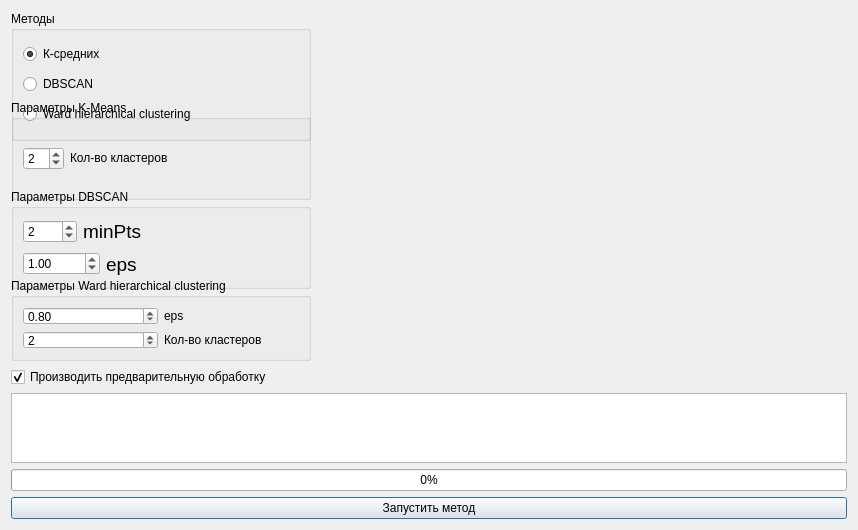
This is sources/DialogClastering.ui in AndreyTulyakov/TextStageProcessor as Qt 5 draws it before an edit. The edited form follows.
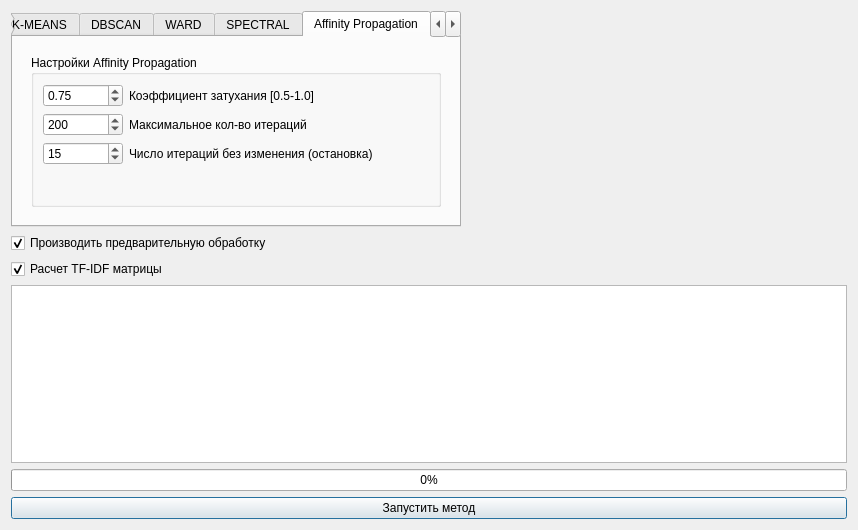
This is the edited form. The open tabs and pages were chosen to show the change.

Commit message: Добавлены 4 метода кластеризации: AffinityPropagation, Birch, MeanShift, SpectralClustering

```diff
--- a/sources/DialogClastering.ui
+++ b/sources/DialogClastering.ui
@@ -25,81 +25,64 @@
      <item>
       <layout class="QVBoxLayout" name="verticalLayout_3">
        <item>
-        <widget class="QGroupBox" name="methods">
+        <widget class="QTabWidget" name="tabWidget">
          <property name="sizePolicy">
-          <sizepolicy hsizetype="Maximum" vsizetype="Preferred">
+          <sizepolicy hsizetype="Preferred" vsizetype="Expanding">
            <horstretch>0</horstretch>
            <verstretch>0</verstretch>
           </sizepolicy>
          </property>
          <property name="minimumSize">
           <size>
-           <width>300</width>
-           <height>130</height>
+           <width>450</width>
+           <height>0</height>
           </size>
          </property>
-         <property name="title">
-          <string>Методы</string>
+         <property name="tabPosition">
+          <enum>QTabWidget::North</enum>
          </property>
-         <property name="flat">
+         <property name="tabShape">
+          <enum>QTabWidget::Rounded</enum>
+         </property>
+         <property name="currentIndex">
+          <number>0</number>
+         </property>
+         <property name="elideMode">
+          <enum>Qt::ElideNone</enum>
+         </property>
+         <property name="documentMode">
           <bool>false</bool>
          </property>
+         <property name="movable">
+          <bool>false</bool>
+         </property>
+         <property name="tabBarAutoHide">
+          <bool>false</bool>
+         </property>
+         <widget class="QWidget" name="tab_kmeans">
+          <attribute name="title">
+           <string>K-MEANS</string>
+          </attribute>
          <layout class="QVBoxLayout" name="verticalLayout_2">
           <item>
-           <widget class="QRadioButton" name="radioButton_KMiddle">
-            <property name="sizePolicy">
-             <sizepolicy hsizetype="Maximum" vsizetype="Fixed">
-              <horstretch>0</horstretch>
-              <verstretch>0</verstretch>
-             </sizepolicy>
-            </property>
-            <property name="text">
-             <string>К-средних</string>
-            </property>
-            <property name="checked">
-             <bool>true</bool>
-            </property>
-            <property name="autoRepeat">
-             <bool>false</bool>
-            </property>
-            <property name="autoRepeatDelay">
-             <number>300</number>
-            </property>
-           </widget>
-          </item>
-          <item>
-           <widget class="QRadioButton" name="radioButton_DBSCAN">
-            <property name="sizePolicy">
-             <sizepolicy hsizetype="Maximum" vsizetype="Fixed">
-              <horstretch>0</horstretch>
-              <verstretch>0</verstretch>
-             </sizepolicy>
-            </property>
-            <property name="text">
-             <string>DBSCAN</string>
-            </property>
-            <property name="checked">
-             <bool>false</bool>
-            </property>
-           </widget>
-          </item>
-          <item>
-           <widget class="QRadioButton" name="radioButton_Ward">
-            <property name="text">
-             <string>Ward hierarchical clustering</string>
-            </property>
-           </widget>
-          </item>
-         </layout>
-        </widget>
-       </item>
+            <widget class="QFrame" name="frame">
+             <property name="frameShape">
+              <enum>QFrame::Panel</enum>
+             </property>
+             <property name="frameShadow">
+              <enum>QFrame::Raised</enum>
+             </property>
+             <property name="lineWidth">
+              <number>0</number>
+             </property>
+             <layout class="QVBoxLayout" name="verticalLayout_10">
        <item>
         <widget class="QGroupBox" name="parameters_KMEANS">
          <property name="enabled">
           <bool>true</bool>
          </property>
          <property name="sizePolicy">
-          <sizepolicy hsizetype="Maximum" vsizetype="Preferred">
+                 <sizepolicy hsizetype="Preferred" vsizetype="Preferred">
            <horstretch>0</horstretch>
            <verstretch>0</verstretch>
           </sizepolicy>
@@ -113,8 +96,20 @@
          <property name="title">
           <string>Параметры K-Means</string>
          </property>
-         <layout class="QGridLayout" name="gridLayout">
-          <item row="0" column="0">
+                <layout class="QVBoxLayout" name="verticalLayout_8">
+                 <property name="spacing">
+                  <number>6</number>
+                 </property>
+                 <property name="sizeConstraint">
+                  <enum>QLayout::SetDefaultConstraint</enum>
+                 </property>
+                 <property name="leftMargin">
+                  <number>9</number>
+                 </property>
+                 <property name="topMargin">
+                  <number>8</number>
+                 </property>
+                 <item>
            <layout class="QHBoxLayout" name="horizontalLayout">
             <item>
              <widget class="QSpinBox" name="spinBox">
@@ -126,7 +121,7 @@
               </property>
               <property name="minimumSize">
                <size>
-                <width>40</width>
+                       <width>50</width>
                 <height>0</height>
                </size>
               </property>
@@ -153,7 +148,7 @@
                </sizepolicy>
               </property>
               <property name="text">
-               <string>Кол-во кластеров</string>
+                      <string>Количество кластеров</string>
               </property>
              </widget>
             </item>
@@ -175,13 +170,35 @@
          </layout>
         </widget>
        </item>
+             </layout>
+            </widget>
+           </item>
+          </layout>
+         </widget>
+         <widget class="QWidget" name="tab_dbscan">
+          <attribute name="title">
+           <string>DBSCAN</string>
+          </attribute>
+          <layout class="QVBoxLayout" name="verticalLayout_5">
+           <item>
+            <widget class="QFrame" name="frame_2">
+             <property name="frameShape">
+              <enum>QFrame::Panel</enum>
+             </property>
+             <property name="frameShadow">
+              <enum>QFrame::Raised</enum>
+             </property>
+             <property name="lineWidth">
+              <number>0</number>
+             </property>
+             <layout class="QVBoxLayout" name="verticalLayout_11">
        <item>
         <widget class="QGroupBox" name="parameters_DBSCAN">
          <property name="enabled">
           <bool>true</bool>
          </property>
          <property name="sizePolicy">
-          <sizepolicy hsizetype="Maximum" vsizetype="Preferred">
+                 <sizepolicy hsizetype="Preferred" vsizetype="Preferred">
            <horstretch>0</horstretch>
            <verstretch>0</verstretch>
           </sizepolicy>
@@ -210,19 +227,14 @@
                <double>0.001000000000000</double>
               </property>
               <property name="value">
-               <double>1.000000000000000</double>
+                      <double>0.500000000000000</double>
               </property>
              </widget>
             </item>
             <item>
              <widget class="QLabel" name="label_7">
-              <property name="font">
-               <font>
-                <pointsize>14</pointsize>
-               </font>
-              </property>
               <property name="text">
-               <string>eps</string>
+                      <string>EPS</string>
               </property>
              </widget>
             </item>
@@ -252,19 +264,14 @@
                <number>1000</number>
               </property>
               <property name="value">
-               <number>2</number>
+                      <number>1</number>
               </property>
              </widget>
             </item>
             <item>
              <widget class="QLabel" name="label_6">
-              <property name="font">
-               <font>
-                <pointsize>14</pointsize>
-               </font>
-              </property>
               <property name="text">
-               <string>minPts</string>
+                      <string>Minimal points</string>
               </property>
              </widget>
             </item>
@@ -283,46 +290,60 @@
             </item>
            </layout>
           </item>
+                 <item row="3" column="0">
+                  <spacer name="verticalSpacer_3">
+                   <property name="orientation">
+                    <enum>Qt::Vertical</enum>
+                   </property>
+                   <property name="sizeHint" stdset="0">
+                    <size>
+                     <width>20</width>
+                     <height>40</height>
+                    </size>
+                   </property>
+                  </spacer>
+                 </item>
          </layout>
         </widget>
        </item>
+             </layout>
+            </widget>
+           </item>
+          </layout>
+         </widget>
+         <widget class="QWidget" name="tab_ward">
+          <attribute name="title">
+           <string>WARD</string>
+          </attribute>
+          <layout class="QVBoxLayout" name="verticalLayout_6">
+           <item>
+            <widget class="QFrame" name="frame_3">
+             <property name="frameShape">
+              <enum>QFrame::Panel</enum>
+             </property>
+             <property name="frameShadow">
+              <enum>QFrame::Raised</enum>
+             </property>
+             <property name="lineWidth">
+              <number>0</number>
+             </property>
+             <layout class="QVBoxLayout" name="verticalLayout_12">
        <item>
         <widget class="QGroupBox" name="parameters_Ward">
          <property name="title">
           <string>Параметры Ward hierarchical clustering</string>
          </property>
          <layout class="QVBoxLayout" name="verticalLayout_4">
-          <item>
-           <layout class="QHBoxLayout" name="horizontalLayout_7">
-            <item>
-             <widget class="QDoubleSpinBox" name="spinbox_ward_eps">
-              <property name="minimum">
-               <double>0.000000000000000</double>
-              </property>
-              <property name="maximum">
-               <double>999.990000000000009</double>
-              </property>
-              <property name="singleStep">
-               <double>0.001000000000000</double>
-              </property>
-              <property name="value">
-               <double>0.800000000000000</double>
-              </property>
-             </widget>
-            </item>
-            <item>
-             <widget class="QLabel" name="label">
-              <property name="text">
-               <string>eps</string>
-              </property>
-             </widget>
-            </item>
-           </layout>
-          </item>
           <item>
            <layout class="QHBoxLayout" name="horizontalLayout_8">
             <item>
-             <widget class="QSpinBox" name="spinbox_ward_clusters_count">
+                    <widget class="QSpinBox" name="ward_clusters_count">
+                     <property name="minimumSize">
+                      <size>
+                       <width>50</width>
+                       <height>0</height>
+                      </size>
+                     </property>
               <property name="minimum">
                <number>1</number>
               </property>
@@ -334,14 +355,111 @@
             <item>
              <widget class="QLabel" name="label_5">
               <property name="text">
-               <string>Кол-во кластеров</string>
+                      <string>Количество кластеров</string>
               </property>
              </widget>
             </item>
-           </layout>
-          </item>
-         </layout>
-        </widget>
+                   <item>
+                    <spacer name="horizontalSpacer_3">
+                     <property name="orientation">
+                      <enum>Qt::Horizontal</enum>
+                     </property>
+                     <property name="sizeHint" stdset="0">
+                      <size>
+                       <width>40</width>
+                       <height>20</height>
+                      </size>
+                     </property>
+                    </spacer>
+                   </item>
+                  </layout>
+                 </item>
+                 <item>
+                  <spacer name="verticalSpacer_2">
+                   <property name="orientation">
+                    <enum>Qt::Vertical</enum>
+                   </property>
+                   <property name="sizeHint" stdset="0">
+                    <size>
+                     <width>20</width>
+                     <height>40</height>
+                    </size>
+                   </property>
+                  </spacer>
+                 </item>
+                </layout>
+               </widget>
+              </item>
+             </layout>
+            </widget>
+           </item>
+          </layout>
+         </widget>
+         <widget class="QWidget" name="tab_spectral">
+          <attribute name="title">
+           <string>SPECTRAL</string>
+          </attribute>
+          <layout class="QVBoxLayout" name="verticalLayout_7">
+           <item>
+            <widget class="QFrame" name="frame_5">
+             <property name="frameShape">
+              <enum>QFrame::Panel</enum>
+             </property>
+             <property name="frameShadow">
+              <enum>QFrame::Plain</enum>
+             </property>
+             <property name="lineWidth">
+              <number>0</number>
+             </property>
+             <layout class="QVBoxLayout" name="verticalLayout_13">
+              <item>
+               <widget class="QGroupBox" name="groupBox">
+                <property name="title">
+                 <string>Параметры спектральной кластеризации</string>
+                </property>
+                <layout class="QVBoxLayout" name="verticalLayout_9">
+                 <item>
+                  <layout class="QHBoxLayout" name="horizontalLayout_2">
+                   <item>
+                    <widget class="QSpinBox" name="spectral_clusters_count">
+                     <property name="minimumSize">
+                      <size>
+                       <width>50</width>
+                       <height>0</height>
+                      </size>
+                     </property>
+                     <property name="minimum">
+                      <number>1</number>
+                     </property>
+                     <property name="maximum">
+                      <number>1000</number>
+                     </property>
+                     <property name="value">
+                      <number>2</number>
+                     </property>
+                    </widget>
+                   </item>
+                   <item>
+                    <widget class="QLabel" name="label">
+                     <property name="text">
+                      <string>Количество кластеров</string>
+                     </property>
+                    </widget>
+                   </item>
+                   <item>
+                    <spacer name="horizontalSpacer_2">
+                     <property name="orientation">
+                      <enum>Qt::Horizontal</enum>
+                     </property>
+                     <property name="sizeHint" stdset="0">
+                      <size>
+                       <width>40</width>
+                       <height>20</height>
+                      </size>
+                     </property>
+                    </spacer>
+                   </item>
+                  </layout>
        </item>
        <item>
         <spacer name="verticalSpacer">
@@ -356,6 +474,455 @@
          </property>
         </spacer>
        </item>
+                </layout>
+               </widget>
+              </item>
+             </layout>
+            </widget>
+           </item>
+          </layout>
+         </widget>
+         <widget class="QWidget" name="tab_ap">
+          <attribute name="title">
+           <string>Affinity Propagation</string>
+          </attribute>
+          <layout class="QVBoxLayout" name="verticalLayout_14">
+           <item>
+            <widget class="QFrame" name="frame_4">
+             <property name="frameShape">
+              <enum>QFrame::Panel</enum>
+             </property>
+             <property name="frameShadow">
+              <enum>QFrame::Raised</enum>
+             </property>
+             <property name="lineWidth">
+              <number>0</number>
+             </property>
+             <layout class="QVBoxLayout" name="verticalLayout_15">
+              <item>
+               <widget class="QGroupBox" name="groupBox_2">
+                <property name="title">
+                 <string>Настройки Affinity Propagation</string>
+                </property>
+                <layout class="QVBoxLayout" name="verticalLayout_16">
+                 <item>
+                  <layout class="QHBoxLayout" name="horizontalLayout_3">
+                   <item>
+                    <widget class="QDoubleSpinBox" name="aa_damping">
+                     <property name="minimumSize">
+                      <size>
+                       <width>80</width>
+                       <height>0</height>
+                      </size>
+                     </property>
+                     <property name="minimum">
+                      <double>0.500000000000000</double>
+                     </property>
+                     <property name="maximum">
+                      <double>1.000000000000000</double>
+                     </property>
+                     <property name="singleStep">
+                      <double>0.001000000000000</double>
+                     </property>
+                     <property name="value">
+                      <double>0.750000000000000</double>
+                     </property>
+                    </widget>
+                   </item>
+                   <item>
+                    <widget class="QLabel" name="label_3">
+                     <property name="text">
+                      <string>Коэффициент затухания [0.5-1.0]</string>
+                     </property>
+                    </widget>
+                   </item>
+                   <item>
+                    <spacer name="horizontalSpacer_4">
+                     <property name="orientation">
+                      <enum>Qt::Horizontal</enum>
+                     </property>
+                     <property name="sizeHint" stdset="0">
+                      <size>
+                       <width>40</width>
+                       <height>20</height>
+                      </size>
+                     </property>
+                    </spacer>
+                   </item>
+                  </layout>
+                 </item>
+                 <item>
+                  <layout class="QHBoxLayout" name="horizontalLayout_7">
+                   <item>
+                    <widget class="QSpinBox" name="aa_max_iter">
+                     <property name="minimumSize">
+                      <size>
+                       <width>80</width>
+                       <height>0</height>
+                      </size>
+                     </property>
+                     <property name="minimum">
+                      <number>2</number>
+                     </property>
+                     <property name="maximum">
+                      <number>100000</number>
+                     </property>
+                     <property name="value">
+                      <number>200</number>
+                     </property>
+                    </widget>
+                   </item>
+                   <item>
+                    <widget class="QLabel" name="label_4">
+                     <property name="text">
+                      <string>Максимальное кол-во итераций</string>
+                     </property>
+                    </widget>
+                   </item>
+                   <item>
+                    <spacer name="horizontalSpacer_7">
+                     <property name="orientation">
+                      <enum>Qt::Horizontal</enum>
+                     </property>
+                     <property name="sizeHint" stdset="0">
+                      <size>
+                       <width>40</width>
+                       <height>20</height>
+                      </size>
+                     </property>
+                    </spacer>
+                   </item>
+                  </layout>
+                 </item>
+                 <item>
+                  <layout class="QHBoxLayout" name="horizontalLayout_9">
+                   <item>
+                    <widget class="QSpinBox" name="aa_no_change_stop">
+                     <property name="minimumSize">
+                      <size>
+                       <width>80</width>
+                       <height>0</height>
+                      </size>
+                     </property>
+                     <property name="minimum">
+                      <number>1</number>
+                     </property>
+                     <property name="maximum">
+                      <number>1000</number>
+                     </property>
+                     <property name="value">
+                      <number>15</number>
+                     </property>
+                    </widget>
+                   </item>
+                   <item>
+                    <widget class="QLabel" name="label_8">
+                     <property name="text">
+                      <string>Число итераций без изменения (остановка)</string>
+                     </property>
+                    </widget>
+                   </item>
+                   <item>
+                    <spacer name="horizontalSpacer_8">
+                     <property name="orientation">
+                      <enum>Qt::Horizontal</enum>
+                     </property>
+                     <property name="sizeHint" stdset="0">
+                      <size>
+                       <width>40</width>
+                       <height>20</height>
+                      </size>
+                     </property>
+                    </spacer>
+                   </item>
+                  </layout>
+                 </item>
+                 <item>
+                  <spacer name="verticalSpacer_5">
+                   <property name="orientation">
+                    <enum>Qt::Vertical</enum>
+                   </property>
+                   <property name="sizeHint" stdset="0">
+                    <size>
+                     <width>20</width>
+                     <height>40</height>
+                    </size>
+                   </property>
+                  </spacer>
+                 </item>
+                </layout>
+               </widget>
+              </item>
+             </layout>
+            </widget>
+           </item>
+          </layout>
+         </widget>
+         <widget class="QWidget" name="tab_mean_shift">
+          <attribute name="title">
+           <string>Mean-Shift</string>
+          </attribute>
+          <layout class="QVBoxLayout" name="verticalLayout_17">
+           <item>
+            <widget class="QFrame" name="frame_6">
+             <property name="frameShape">
+              <enum>QFrame::StyledPanel</enum>
+             </property>
+             <property name="frameShadow">
+              <enum>QFrame::Raised</enum>
+             </property>
+             <layout class="QVBoxLayout" name="verticalLayout_18">
+              <item>
+               <widget class="QGroupBox" name="groupBox_3">
+                <property name="title">
+                 <string>Настройки алгоритма Mean-Shift</string>
+                </property>
+                <layout class="QVBoxLayout" name="verticalLayout_19">
+                 <item>
+                  <layout class="QHBoxLayout" name="horizontalLayout_10">
+                   <item>
+                    <widget class="QDoubleSpinBox" name="mean_shift_quantile">
+                     <property name="minimumSize">
+                      <size>
+                       <width>80</width>
+                       <height>0</height>
+                      </size>
+                     </property>
+                     <property name="decimals">
+                      <number>3</number>
+                     </property>
+                     <property name="minimum">
+                      <double>0.010000000000000</double>
+                     </property>
+                     <property name="maximum">
+                      <double>1.000000000000000</double>
+                     </property>
+                     <property name="singleStep">
+                      <double>0.001000000000000</double>
+                     </property>
+                     <property name="value">
+                      <double>0.400000000000000</double>
+                     </property>
+                    </widget>
+                   </item>
+                   <item>
+                    <widget class="QLabel" name="label_9">
+                     <property name="text">
+                      <string>Квантиль</string>
+                     </property>
+                    </widget>
+                   </item>
+                   <item>
+                    <spacer name="horizontalSpacer_9">
+                     <property name="orientation">
+                      <enum>Qt::Horizontal</enum>
+                     </property>
+                     <property name="sizeHint" stdset="0">
+                      <size>
+                       <width>40</width>
+                       <height>20</height>
+                      </size>
+                     </property>
+                    </spacer>
+                   </item>
+                  </layout>
+                 </item>
+                 <item>
+                  <spacer name="verticalSpacer_6">
+                   <property name="orientation">
+                    <enum>Qt::Vertical</enum>
+                   </property>
+                   <property name="sizeHint" stdset="0">
+                    <size>
+                     <width>20</width>
+                     <height>40</height>
+                    </size>
+                   </property>
+                  </spacer>
+                 </item>
+                </layout>
+               </widget>
+              </item>
+             </layout>
+            </widget>
+           </item>
+          </layout>
+         </widget>
+         <widget class="QWidget" name="tab">
+          <attribute name="title">
+           <string>Birch</string>
+          </attribute>
+          <layout class="QVBoxLayout" name="verticalLayout_20">
+           <item>
+            <widget class="QFrame" name="frame_7">
+             <property name="frameShape">
+              <enum>QFrame::StyledPanel</enum>
+             </property>
+             <property name="frameShadow">
+              <enum>QFrame::Raised</enum>
+             </property>
+             <layout class="QVBoxLayout" name="verticalLayout_21">
+              <item>
+               <widget class="QGroupBox" name="groupBox_4">
+                <property name="title">
+                 <string>Настройки алгоритма Birch</string>
+                </property>
+                <layout class="QVBoxLayout" name="verticalLayout_22">
+                 <item>
+                  <layout class="QHBoxLayout" name="horizontalLayout_11">
+                   <item>
+                    <widget class="QDoubleSpinBox" name="birch_threshold">
+                     <property name="minimumSize">
+                      <size>
+                       <width>80</width>
+                       <height>0</height>
+                      </size>
+                     </property>
+                     <property name="decimals">
+                      <number>3</number>
+                     </property>
+                     <property name="minimum">
+                      <double>0.010000000000000</double>
+                     </property>
+                     <property name="maximum">
+                      <double>100.000000000000000</double>
+                     </property>
+                     <property name="singleStep">
+                      <double>0.001000000000000</double>
+                     </property>
+                     <property name="value">
+                      <double>0.200000000000000</double>
+                     </property>
+                    </widget>
+                   </item>
+                   <item>
+                    <widget class="QLabel" name="label_10">
+                     <property name="text">
+                      <string>Пороговое значение</string>
+                     </property>
+                    </widget>
+                   </item>
+                   <item>
+                    <spacer name="horizontalSpacer_10">
+                     <property name="orientation">
+                      <enum>Qt::Horizontal</enum>
+                     </property>
+                     <property name="sizeHint" stdset="0">
+                      <size>
+                       <width>40</width>
+                       <height>20</height>
+                      </size>
+                     </property>
+                    </spacer>
+                   </item>
+                  </layout>
+                 </item>
+                 <item>
+                  <layout class="QHBoxLayout" name="horizontalLayout_12">
+                   <item>
+                    <widget class="QSpinBox" name="birch_branching_factor">
+                     <property name="minimumSize">
+                      <size>
+                       <width>80</width>
+                       <height>0</height>
+                      </size>
+                     </property>
+                     <property name="minimum">
+                      <number>2</number>
+                     </property>
+                     <property name="maximum">
+                      <number>200</number>
+                     </property>
+                     <property name="value">
+                      <number>50</number>
+                     </property>
+                    </widget>
+                   </item>
+                   <item>
+                    <widget class="QLabel" name="label_11">
+                     <property name="text">
+                      <string>Коэффициент ветвления</string>
+                     </property>
+                    </widget>
+                   </item>
+                   <item>
+                    <spacer name="horizontalSpacer_11">
+                     <property name="orientation">
+                      <enum>Qt::Horizontal</enum>
+                     </property>
+                     <property name="sizeHint" stdset="0">
+                      <size>
+                       <width>40</width>
+                       <height>20</height>
+                      </size>
+                     </property>
+                    </spacer>
+                   </item>
+                  </layout>
+                 </item>
+                 <item>
+                  <layout class="QHBoxLayout" name="horizontalLayout_13">
+                   <item>
+                    <widget class="QSpinBox" name="birch_clusters_count">
+                     <property name="minimumSize">
+                      <size>
+                       <width>80</width>
+                       <height>0</height>
+                      </size>
+                     </property>
+                     <property name="minimum">
+                      <number>2</number>
+                     </property>
+                     <property name="maximum">
+                      <number>100</number>
+                     </property>
+                    </widget>
+                   </item>
+                   <item>
+                    <widget class="QLabel" name="label_12">
+                     <property name="text">
+                      <string>Количество кластеров</string>
+                     </property>
+                    </widget>
+                   </item>
+                   <item>
+                    <spacer name="horizontalSpacer_12">
+                     <property name="orientation">
+                      <enum>Qt::Horizontal</enum>
+                     </property>
+                     <property name="sizeHint" stdset="0">
+                      <size>
+                       <width>40</width>
+                       <height>20</height>
+                      </size>
+                     </property>
+                    </spacer>
+                   </item>
+                  </layout>
+                 </item>
+                 <item>
+                  <spacer name="verticalSpacer_7">
+                   <property name="orientation">
+                    <enum>Qt::Vertical</enum>
+                   </property>
+                   <property name="sizeHint" stdset="0">
+                    <size>
+                     <width>20</width>
+                     <height>40</height>
+                    </size>
+                   </property>
+                  </spacer>
+                 </item>
+                </layout>
+               </widget>
+              </item>
+             </layout>
+            </widget>
+           </item>
+          </layout>
+         </widget>
+        </widget>
+       </item>
        <item>
         <widget class="QCheckBox" name="checkBoxNeedPreprocessing">
          <property name="sizePolicy">
@@ -372,6 +939,16 @@
          </property>
         </widget>
        </item>
+       <item>
+        <widget class="QCheckBox" name="checkBoxNeedCalculateTFIDF">
+         <property name="text">
+          <string>Расчет TF-IDF матрицы</string>
+         </property>
+         <property name="checked">
+          <bool>true</bool>
+         </property>
+        </widget>
+       </item>
       </layout>
      </item>
      <item>
@@ -415,6 +992,24 @@
    </item>
    <item>
     <widget class="QTextEdit" name="textEdit">
+     <property name="sizePolicy">
+      <sizepolicy hsizetype="Expanding" vsizetype="Preferred">
+       <horstretch>0</horstretch>
+       <verstretch>0</verstretch>
+      </sizepolicy>
+     </property>
+     <property name="minimumSize">
+      <size>
+       <width>0</width>
+       <height>100</height>
+      </size>
+     </property>
+     <property name="maximumSize">
+      <size>
+       <width>16777215</width>
+       <height>250</height>
+      </size>
+     </property>
      <property name="readOnly">
       <bool>true</bool>
      </property>
```
Left out of the diff: 19 changed lines with no effect on the pictures. Lines whose indentation alone changed are shown as unchanged. The commit also changes 2 other files.
